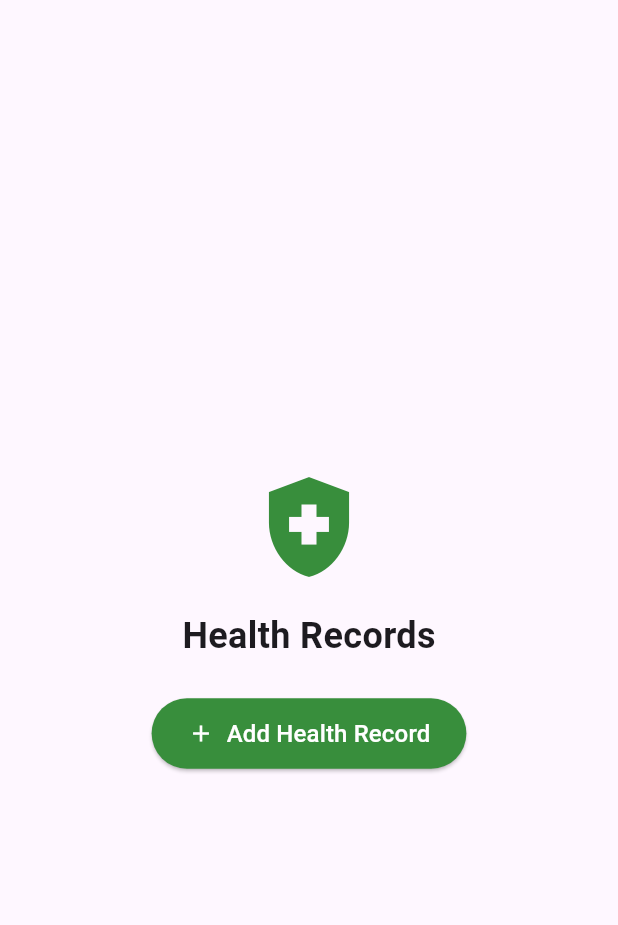
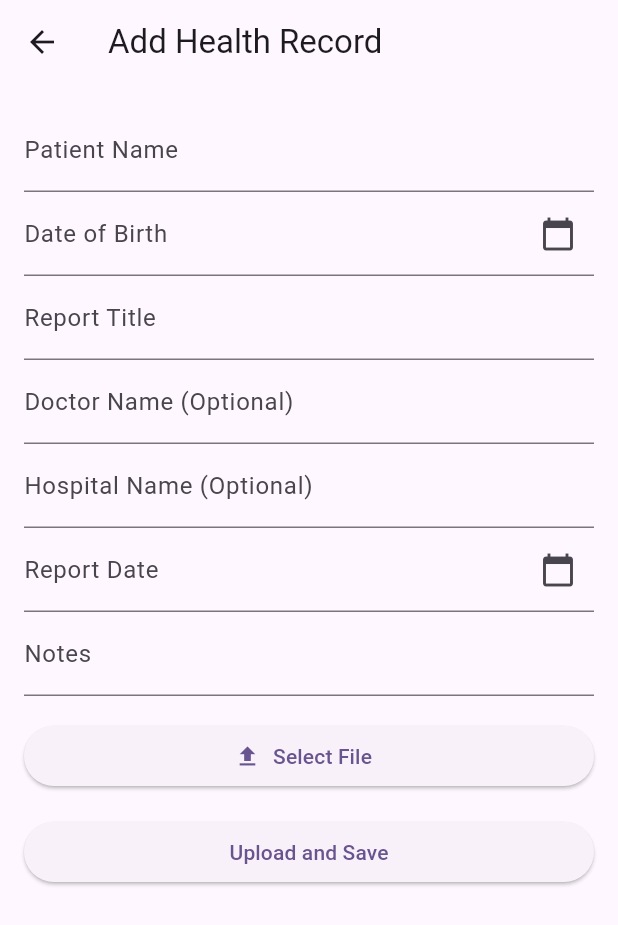
Before and after one commit to YashRahate/MPL_LAB, a Flutter app: the HealthRecordsScreen widget shown alone on an empty page, opened directly, after a tap on "Add Health Record", on a phone screen of 412 x 824 dp. Shown: the top 925 px of the screen. Run offline on Flutter 3.47's test engine with Material 3 defaults, Android fonts, the phone set to English and light mode, and no system bars; our stand-ins replace cloud_firestore, file_picker, firebase_auth, firebase_core; accounts and stored records are empty.

Commit message:
add to healthReacords

```diff
--- /dev/null
+++ b/lib/models/health_record_model.dart
@@ -0,0 +1,44 @@
+// lib/models/health_record_model.dart
+class HealthRecordModel {
+  String reportId;
+  String userId;
+  String patientName;
+  String dateOfBirth;
+  String reportTitle;
+  String doctorName;
+  String hospitalName;
+  String dateUploaded;
+  String reportDate;
+  String fileUrl;
+  String notes;
+
+  HealthRecordModel({
+    required this.reportId,
+    required this.userId,
+    required this.patientName,
+    required this.dateOfBirth,
+    required this.reportTitle,
+    this.doctorName = '',
+    this.hospitalName = '',
+    required this.dateUploaded,
+    required this.reportDate,
+    required this.fileUrl,
+    required this.notes,
+  });
+
+  Map<String, dynamic> toMap() {
+    return {
+      'report_id': reportId,
+      'user_id': userId,
+      'patient_name': patientName,
+      'date_of_birth': dateOfBirth,
+      'report_title': reportTitle,
+      'doctor_name': doctorName,
+      'hospital_name': hospitalName,
+      'date_uploaded': dateUploaded,
+      'report_date': reportDate,
+      'file_url': fileUrl,
+      'notes': notes,
+    };
+  }
+}
--- /dev/null
+++ b/lib/screens/features/add_health_records/add_health_record_screen.dart
@@ -0,0 +1,196 @@
+import 'package:flutter/material.dart';
+import 'package:file_picker/file_picker.dart';
+import 'dart:typed_data';
+import 'package:firebase_auth/firebase_auth.dart'; // For Firebase Authentication
+import '../../../services/cloudinary_service.dart';
+import '../../../services/firestore_service.dart';
+import '../../../models/health_record_model.dart';
+
+class AddHealthRecordScreen extends StatefulWidget {
+  @override
+  _AddHealthRecordScreenState createState() => _AddHealthRecordScreenState();
+}
+
+class _AddHealthRecordScreenState extends State<AddHealthRecordScreen> {
+  final _formKey = GlobalKey<FormState>();
+  final _cloudinaryService = CloudinaryService();
+  final _firestoreService = FirestoreService();
+
+  String? _fileName;
+  Uint8List? _fileBytes;
+  String? _fileUrl;
+
+  final TextEditingController _patientNameController = TextEditingController();
+  final TextEditingController _reportTitleController = TextEditingController();
+  final TextEditingController _notesController = TextEditingController();
+  final TextEditingController _doctorNameController = TextEditingController();
+  final TextEditingController _hospitalNameController = TextEditingController();
+  final TextEditingController _dateOfBirthController = TextEditingController();
+  final TextEditingController _reportDateController = TextEditingController();
+  bool _isUploading = false;
+
+  Future<void> _pickFile() async {
+    final result = await FilePicker.platform.pickFiles(
+      type: FileType.any,
+    );
+    if (result != null) {
+      setState(() {
+        _fileName = result.files.single.name;
+        _fileBytes = result.files.single.bytes;
+      });
+    }
+  }
+
+  Future<void> _selectDate(BuildContext context, TextEditingController controller) async {
+    final DateTime? picked = await showDatePicker(
+      context: context,
+      initialDate: DateTime.now(),
+      firstDate: DateTime(1900),
+      lastDate: DateTime.now(),
+    );
+    if (picked != null) {
+      setState(() {
+        controller.text = "${picked.year}-${picked.month.toString().padLeft(2, '0')}-${picked.day.toString().padLeft(2, '0')}";
+      });
+    }
+  }
+
+  Future<void> _uploadAndSave() async {
+    if (_formKey.currentState!.validate()) {
+      if (_fileBytes == null || _fileName == null) {
+        ScaffoldMessenger.of(context).showSnackBar(
+          SnackBar(content: Text('Please select a file to upload.')),
+        );
+        return;
+      }
+
+      setState(() {
+        _isUploading = true;
+      });
+
+      // Upload to Cloudinary
+      _fileUrl = await _cloudinaryService.uploadFile(
+        fileName: _fileName!,
+        fileBytes: _fileBytes!,
+      );
+
+      setState(() {
+        _isUploading = false;
+      });
+
+      if (_fileUrl != null) {
+        // Fetch current user ID from Firebase Authentication
+        final user = FirebaseAuth.instance.currentUser;
+
+        // Generate a new document ID for Firestore
+        final newDocRef = _firestoreService.getCollectionReference().doc();
+
+        // Save to Firestore
+        final healthRecord = HealthRecordModel(
+          reportId: newDocRef.id, // Use the generated document ID
+          userId: user?.uid ?? 'unknown', // Use logged-in user's UID
+          patientName: _patientNameController.text,
+          dateOfBirth: _dateOfBirthController.text,
+          reportTitle: _reportTitleController.text,
+          doctorName: _doctorNameController.text.isNotEmpty
+              ? _doctorNameController.text
+              : 'Unknown Doctor',
+          hospitalName: _hospitalNameController.text.isNotEmpty
+              ? _hospitalNameController.text
+              : 'Unknown Hospital',
+          dateUploaded: DateTime.now().toString(),
+          reportDate: _reportDateController.text,
+          fileUrl: _fileUrl!,
+          notes: _notesController.text,
+        );
+
+        await _firestoreService.saveHealthRecord(healthRecord);
+        ScaffoldMessenger.of(context).showSnackBar(
+          SnackBar(content: Text('Record uploaded successfully!')),
+        );
+        Navigator.pop(context);
+      } else {
+        ScaffoldMessenger.of(context).showSnackBar(
+          SnackBar(content: Text('Failed to upload file.')),
+        );
+      }
+    }
+  }
+
+  @override
+  Widget build(BuildContext context) {
+    return Scaffold(
+      appBar: AppBar(title: Text('Add Health Record')),
+      body: Padding(
+        padding: const EdgeInsets.all(16.0),
+        child: Form(
+          key: _formKey,
+          child: ListView(
+            children: [
+              TextFormField(
+                controller: _patientNameController,
+                decoration: InputDecoration(labelText: 'Patient Name'),
+                validator: (value) => value!.isEmpty ? 'Required' : null,
+              ),
+              TextFormField(
+                controller: _dateOfBirthController,
+                readOnly: true,
+                decoration: InputDecoration(
+                  labelText: 'Date of Birth',
+                  suffixIcon: IconButton(
+                    icon: Icon(Icons.calendar_today),
+                    onPressed: () => _selectDate(context, _dateOfBirthController),
+                  ),
+                ),
+                validator: (value) => value!.isEmpty ? 'Required' : null,
+              ),
+              TextFormField(
+                controller: _reportTitleController,
+                decoration: InputDecoration(labelText: 'Report Title'),
+                validator: (value) => value!.isEmpty ? 'Required' : null,
+              ),
+              TextFormField(
+                controller: _doctorNameController,
+                decoration: InputDecoration(labelText: 'Doctor Name (Optional)'),
+              ),
+              TextFormField(
+                controller: _hospitalNameController,
+                decoration: InputDecoration(labelText: 'Hospital Name (Optional)'),
+              ),
+              TextFormField(
+                controller: _reportDateController,
+                readOnly: true,
+                decoration: InputDecoration(
+                  labelText: 'Report Date',
+                  suffixIcon: IconButton(
+                    icon: Icon(Icons.calendar_today),
+                    onPressed: () => _selectDate(context, _reportDateController),
+                  ),
+                ),
+                validator: (value) => value!.isEmpty ? 'Required' : null,
+              ),
+              TextFormField(
+                controller: _notesController,
+                decoration: InputDecoration(labelText: 'Notes'),
+                validator: (value) => value!.isEmpty ? 'Required' : null,
+              ),
+              SizedBox(height: 16),
+              ElevatedButton.icon(
+                onPressed: _pickFile,
+                icon: Icon(Icons.upload),
+                label: Text('Select File'),
+              ),
+              if (_fileName != null) Text('File: $_fileName'),
+              if (_isUploading) CircularProgressIndicator(),
+              SizedBox(height: 16),
+              ElevatedButton(
+                onPressed: _uploadAndSave,
+                child: Text('Upload and Save'),
+              ),
+            ],
+          ),
+        ),
+      ),
+    );
+  }
+}
--- a/lib/screens/features/health_records_screen.dart
+++ b/lib/screens/features/health_records_screen.dart
@@ -1,8 +1,8 @@
 import 'package:flutter/material.dart';
+import 'package:sca/screens/features/add_health_records/add_health_record_screen.dart';
 
 class HealthRecordsScreen extends StatefulWidget {
   const HealthRecordsScreen({super.key});
-
   @override
   State<HealthRecordsScreen> createState() => _HealthRecordsScreenState();
 }
@@ -38,11 +38,15 @@ class _HealthRecordsScreenState extends State<HealthRecordsScreen> {
               ),
             ),
             onPressed: () {
-              // Navigate to add health record screen
-              // To be implemented
+              Navigator.push(
+                context,
+                MaterialPageRoute(
+                    builder: (context) => AddHealthRecordScreen()),
+              );
             },
             icon: const Icon(Icons.add),
-            label: const Text('Add Health Record', style: TextStyle(fontSize: 16)),
+            label:
+                const Text('Add Health Record', style: TextStyle(fontSize: 16)),
           ),
         ],
       ),
--- /dev/null
+++ b/lib/services/cloudinary_service.dart
@@ -0,0 +1,43 @@
+// lib/services/cloudinary_service.dart
+import 'dart:typed_data';
+import 'package:http/http.dart' as http;
+import 'dart:convert';
+
+class CloudinaryService {
+  final String apiKey = '998577879453677';
+  final String cloudName = 'dnxdu9geb';
+  final String uploadPreset = 'medical_reports';
+
+  Future<String?> uploadFile({
+    required String fileName,
+    required Uint8List fileBytes,
+  }) async {
+    try {
+      final uri = Uri.parse('https://api.cloudinary.com/v1_1/$cloudName/auto/upload');
+      final request = http.MultipartRequest('POST', uri);
+
+      request.fields['upload_preset'] = uploadPreset;
+      request.fields['api_key'] = apiKey;
+      request.files.add(
+        http.MultipartFile.fromBytes(
+          'file',
+          fileBytes,
+          filename: fileName,
+        ),
+      );
+
+      final response = await request.send();
+      if (response.statusCode == 200) {
+        final responseData = await response.stream.bytesToString();
+        final jsonResponse = json.decode(responseData);
+        return jsonResponse['secure_url']; // File URL
+      } else {
+        print('Failed to upload file: ${response.statusCode}');
+        return null;
+      }
+    } catch (e) {
+      print('Error uploading file: $e');
+      return null;
+    }
+  }
+}
--- /dev/null
+++ b/lib/services/firestore_service.dart
@@ -0,0 +1,18 @@
+import 'package:cloud_firestore/cloud_firestore.dart';
+import '../models/health_record_model.dart';
+
+class FirestoreService {
+  final FirebaseFirestore _firestore = FirebaseFirestore.instance;
+
+  // Method to get the Firestore collection reference
+  CollectionReference getCollectionReference() {
+    return _firestore.collection('healthRecords');
+  }
+
+  // Save health record to Firestore
+  Future<void> saveHealthRecord(HealthRecordModel record) async {
+    await getCollectionReference().doc(record.reportId).set(record.toMap());
+  }
+
+  // Other Firestore operations can be added here...
+}
--- a/pubspec.yaml
+++ b/pubspec.yaml
@@ -41,6 +41,10 @@ dependencies:
   flutter_local_notifications: ^19.0.0
   firebase_messaging: ^15.2.4
   timezone: ^0.10.0
+  dio: ^5.8.0+1
+  image_picker: ^1.1.2
+  url_launcher: ^6.3.1
+  file_picker: ^9.2.1
 
 
 dev_dependencies:
```
Also changed, not shown: lib/constants/app_constants.dart (added, +12 -0 lines), lib/util/validators.dart (added), pubspec.lock, 5 other files.
